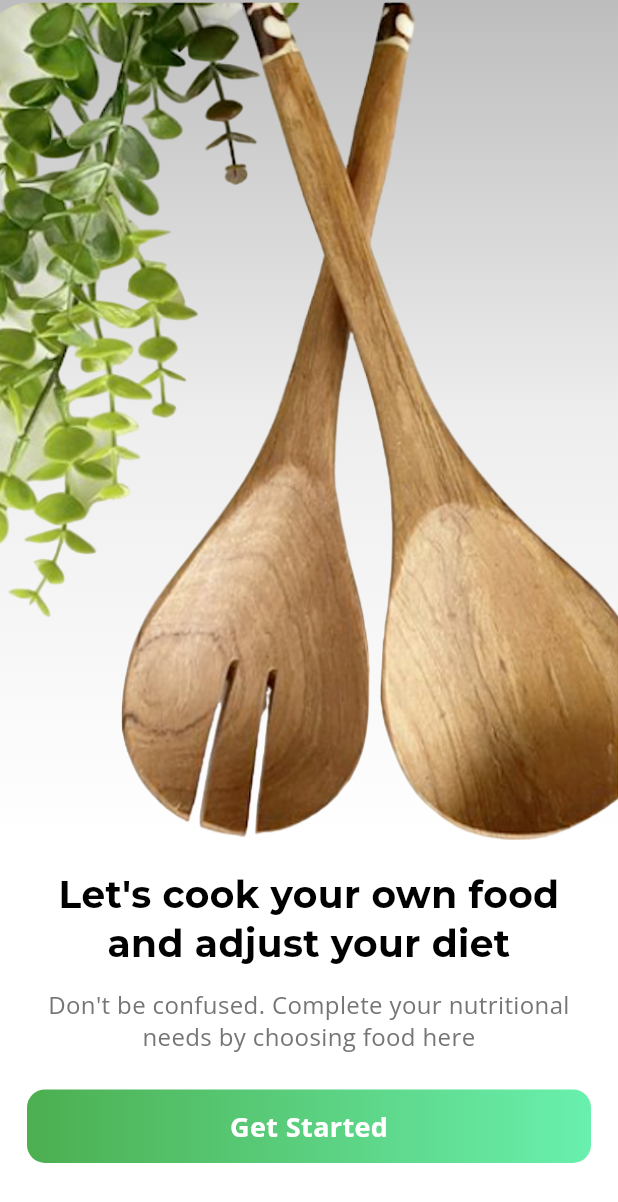
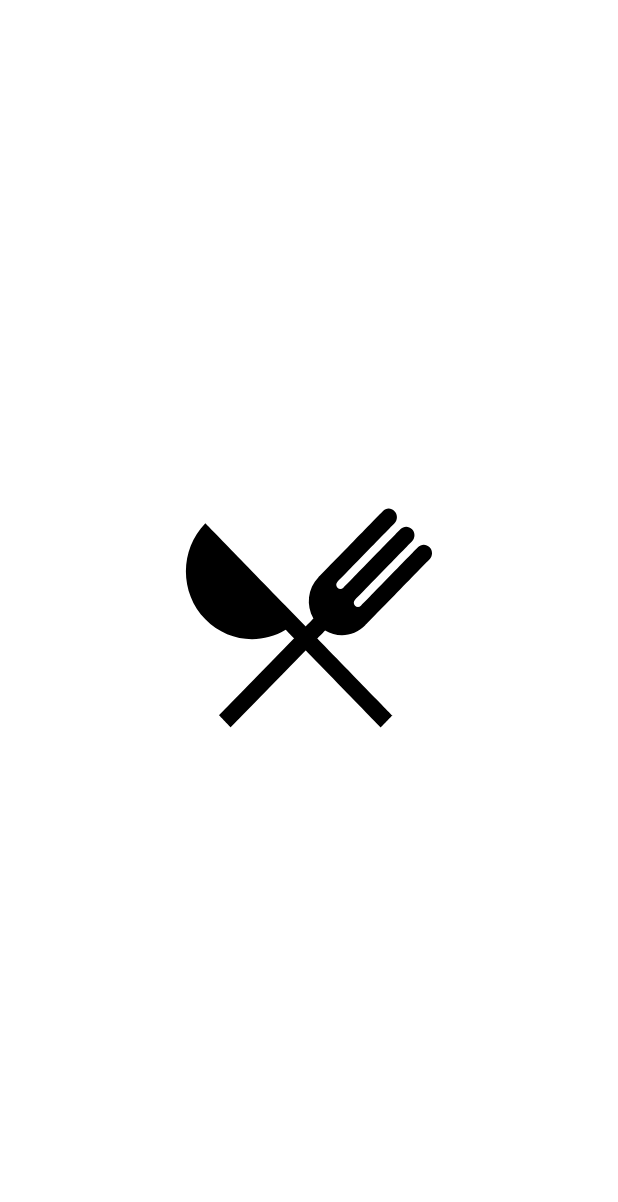
Before and after one commit to Iqra-Ilyas094093/food_recipe, a Flutter app: the first screen one second after launch, on a phone screen of 412 x 824 dp. Shown: the top 1202 px of the screen. Run offline on Flutter 3.47's test engine with Material 3 defaults, Android fonts, the phone set to English and light mode, and no system bars; drawn by our look-alikes of animated_splash_screen, lottie; our stand-ins replace flutter_rating_bar, google_fonts, percent_indicator.

Commit message:
added splashScreen

```diff
--- a/lib/main.dart
+++ b/lib/main.dart
@@ -1,4 +1,5 @@
 import 'package:flutter/material.dart';
+import 'package:food_recipe/splash.dart';
 import 'package:google_fonts/google_fonts.dart';
 
 import 'homeScreen.dart';
@@ -21,7 +22,7 @@ class MyApp extends StatelessWidget {
         colorScheme: ColorScheme.fromSeed(seedColor: Colors.deepPurple),
         useMaterial3: true,
       ),
-      home:  MyHomePage(),
+      home:  splashScreen(),
     );
   }
 }
--- /dev/null
+++ b/lib/splash.dart
@@ -0,0 +1,20 @@
+import 'package:animated_splash_screen/animated_splash_screen.dart';
+import 'package:flutter/material.dart';
+import 'package:food_recipe/main.dart';
+import 'package:lottie/lottie.dart';
+
+class splashScreen extends StatelessWidget {
+  const splashScreen({super.key});
+
+  @override
+  Widget build(BuildContext context) {
+    return Scaffold(
+        body: AnimatedSplashScreen(
+            splash: LottieBuilder.asset('assets/images/food_recipe.json'),
+            nextScreen: MyHomePage(),
+            splashIconSize: 350,
+          duration: 1200,
+        ),
+    );
+  }
+}
--- a/pubspec.yaml
+++ b/pubspec.yaml
@@ -38,6 +38,8 @@ dependencies:
   flutter_rating_bar: ^4.0.1
   percent_indicator: ^4.2.3
   google_fonts: ^6.2.1
+  lottie: ^3.3.1
+  animated_splash_screen: ^1.3.0
 
 dev_dependencies:
   flutter_test:
```
Also changed, not shown: assets/images/food_recipe.json (added, +1 -0 lines), pubspec.lock, 4 other files.
